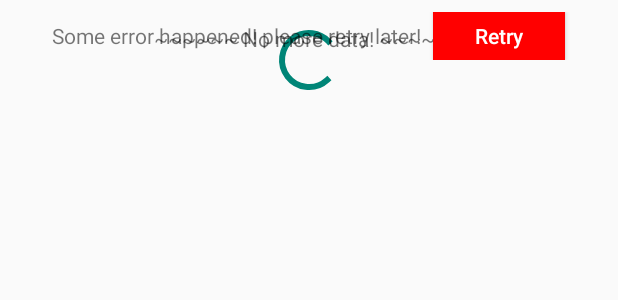
After one commit to mocu1985/FBLoginKotlinSample, an Android app: the layout item_footer.xml on its own in the app's theme, with its tools: preview values and no code run, on a phone screen of 412 x 824 dp. The commit adds this screen. Shown: the top 300 px of the screen. Run offline under Robolectric (Android 15) with nearby library versions, the phone set to English and light mode, and no system bars.

Commit message:
新增recycleView with databinding

```diff
--- a/app/build.gradle
+++ b/app/build.gradle
@@ -44,6 +44,7 @@ dependencies {
     implementation 'org.greenrobot:eventbus:3.1.1'
     implementation 'com.google.firebase:firebase-database:16.0.1'
     implementation 'android.arch.lifecycle:extensions:1.1.1'
+    implementation 'com.github.baurine:multi-type-adapter:1.0.7'
 
 }
 
--- a/app/src/main/java/epost/android/mitake/com/fbloginkotlinsample/data/Info.kt
+++ b/app/src/main/java/epost/android/mitake/com/fbloginkotlinsample/data/Info.kt
@@ -21,7 +21,7 @@ public class Info : BaseObservable{
         }
 
     @get:Bindable
-    var sex: Boolean = true
+    var sex: String? = null
         set(value) {
             field = value
             notifyPropertyChanged(BR.sex)
@@ -35,7 +35,7 @@ public class Info : BaseObservable{
         }
 
     constructor()
-    constructor(name: String, birthday: String, sex: Boolean = true, address: String = "") {
+    constructor(name: String, birthday: String, sex: String = "男", address: String = "") {
         this.name = name
         this.birthday = birthday
         this.sex = sex
--- a/app/src/main/java/epost/android/mitake/com/fbloginkotlinsample/viewmodel/ProfileEditViewModel.kt
+++ b/app/src/main/java/epost/android/mitake/com/fbloginkotlinsample/viewmodel/ProfileEditViewModel.kt
@@ -13,7 +13,7 @@ class ProfileEditViewModel : ViewModel() {
     var isEdit: ObservableField<Boolean> = ObservableField(false)
 
     fun updateInfo(p0: DataSnapshot, binding: FragmentProfileEditBinding) {
-        Log.d("****", p0.getValue().toString())
+        Log.d("updateInfo", p0.getValue().toString())
         Account.account.userInfo = p0.getValue(Info::class.java)!!
 
         info.apply {
@@ -22,8 +22,6 @@ class ProfileEditViewModel : ViewModel() {
             address = Account.account.userInfo.address
             sex = Account.account.userInfo.sex
         }
-        Log.d("****", Account.account.userInfo.name)
-        Log.d("****", info.name)
     }
 
     fun setBtnText() {
--- a/app/src/main/res/layout/activity_main_tab.xml
+++ b/app/src/main/res/layout/activity_main_tab.xml
@@ -45,7 +45,7 @@
     </android.support.design.widget.AppBarLayout>
 
     <android.support.v4.view.ViewPager
-        android:id="@+id/container"
+        android:id="@+id/view_pager"
         android:layout_width="match_parent"
         android:layout_height="match_parent"
         app:layout_behavior="@string/appbar_scrolling_view_behavior"/>
--- /dev/null
+++ b/app/src/main/res/layout/item_footer.xml
@@ -0,0 +1,57 @@
+<layout
+    xmlns:android="http://schemas.android.com/apk/res/android">
+
+    <data>
+        <import type="android.view.View"/>
+        <variable
+            name="item"
+            type="epost.android.mitake.com.item.FooterItem"/>
+    </data>
+
+    <FrameLayout
+        android:layout_width="match_parent"
+        android:layout_height="wrap_content"
+        android:layout_margin="8dp">
+
+        <!-- LOADING state-->
+        <ProgressBar
+            style="?android:attr/progressBarStyle"
+            android:layout_width="wrap_content"
+            android:layout_height="wrap_content"
+            android:layout_gravity="center_horizontal"
+            android:layout_margin="8dp"
+            android:visibility="@{item.loading ? View.VISIBLE : View.GONE}"/>
+
+        <!-- NO_MORE state -->
+        <TextView
+            android:layout_width="wrap_content"
+            android:layout_height="wrap_content"
+            android:layout_gravity="center_horizontal"
+            android:layout_margin="8dp"
+            android:text="~~~~~~ No more data! ~~~~~~"
+            android:visibility="@{item.noMore ? View.VISIBLE : View.GONE}"/>
+
+        <!-- ERROR state -->
+        <LinearLayout
+            android:layout_width="match_parent"
+            android:layout_height="wrap_content"
+            android:gravity="center"
+            android:visibility="@{item.error ? View.VISIBLE : View.GONE}">
+
+            <TextView
+                android:layout_width="wrap_content"
+                android:layout_height="wrap_content"
+                android:text="Some error happened! please retry later!"/>
+
+            <Button
+                android:layout_width="wrap_content"
+                android:layout_height="32dp"
+                android:layout_marginLeft="8dp"
+                android:background="#FF00"
+                android:text="Retry"
+                android:textAllCaps="false"
+                android:textColor="#ffffff"/>
+        </LinearLayout>
+
+    </FrameLayout>
+</layout>
--- a/build.gradle
+++ b/build.gradle
@@ -20,6 +20,7 @@ allprojects {
         google()
         jcenter()
         mavenCentral()
+        maven { url 'https://jitpack.io' }
     }
 }
 
```
Also changed, not shown: app/src/main/java/epost/android/mitake/com/fbloginkotlinsample/MainTabActivity.kt (+22 -4 lines), app/src/main/java/epost/android/mitake/com/fbloginkotlinsample/adapter/SectionsPagerAdapter.kt (+11 -5 lines), app/src/main/java/epost/android/mitake/com/fbloginkotlinsample/fragment/ProfileEditFragment.kt (+6 -1 lines), app/src/main/java/epost/android/mitake/com/fbloginkotlinsample/fragment/ProfileListFragment.kt (added, +126 -0 lines), app/src/main/java/epost/android/mitake/com/fbloginkotlinsample/fragment/ProfileListViewModel.kt (added, +19 -0 lines), app/src/main/java/epost/android/mitake/com/fbloginkotlinsample/framework/ParentFragment.kt (added, +9 -0 lines), app/src/main/java/epost/android/mitake/com/item/AccountItem.kt (added, +25 -0 lines), app/src/main/java/epost/android/mitake/com/item/FooterItem.kt (added, +43 -0 lines), app/src/main/java/epost/android/mitake/com/item/HeaderItem.kt (added, +17 -0 lines), app/src/main/res/layout/item_account.xml (added, +24 -0 lines), app/src/main/res/layout/item_header.xml (added, +27 -0 lines), app/src/main/res/layout/profile_list_fragment.xml (added, +31 -0 lines).
